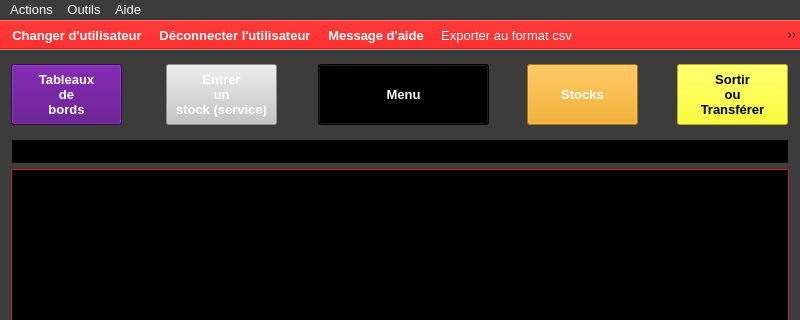
This is ui/yeroth-erp-marchandises-window.ui in xnoumbissinoundou/yeroth-erp-3.0 as Qt 5 draws it before an edit; both pictures show x 0 to 800 and y 0 to 320 of the 800 by 600 pixel window. The edited form follows.
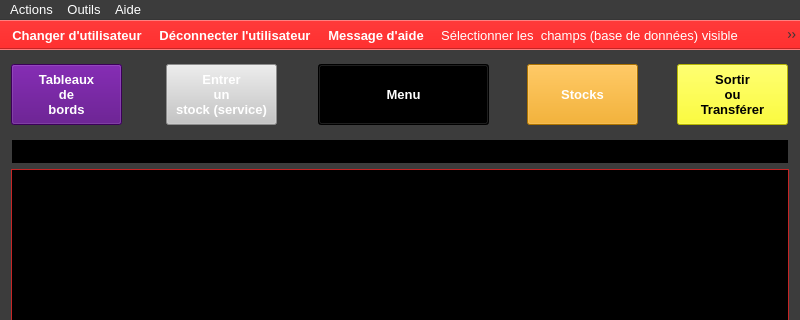
This is the edited form. Icons and pictures are not drawn. Custom widgets are drawn as their Qt base class.

Patch:
```diff
--- a/ui/yeroth-erp-marchandises-window.ui
+++ b/ui/yeroth-erp-marchandises-window.ui
@@ -12332,6 +12332,8 @@
    <addaction name="actionChanger_utilisateur"/>
    <addaction name="actionDeconnecter_utilisateur"/>
    <addaction name="actionAppeler_aide"/>
+   <addaction name="actionChampsDBVisible"/>
+   <addaction name="actionReinitialiserChampsDBVisible"/>
    <addaction name="actionExporter_au_format_csv"/>
    <addaction name="actionAfficherPDF"/>
    <addaction name="actionAlertes"/>
```
Left out of the diff: 10 changed lines with no effect on the pictures.
